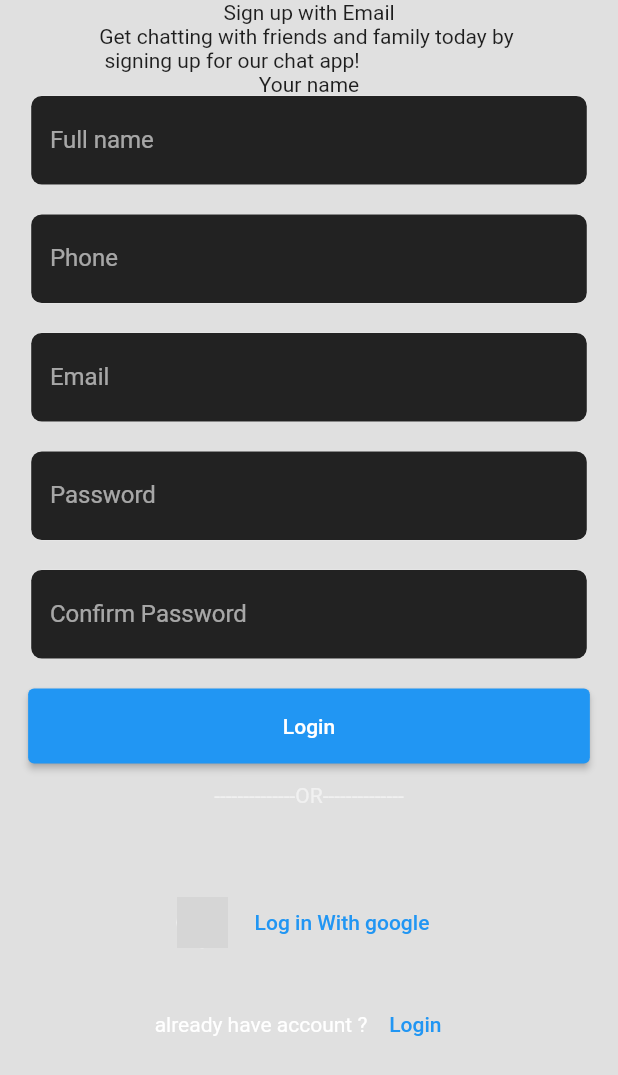
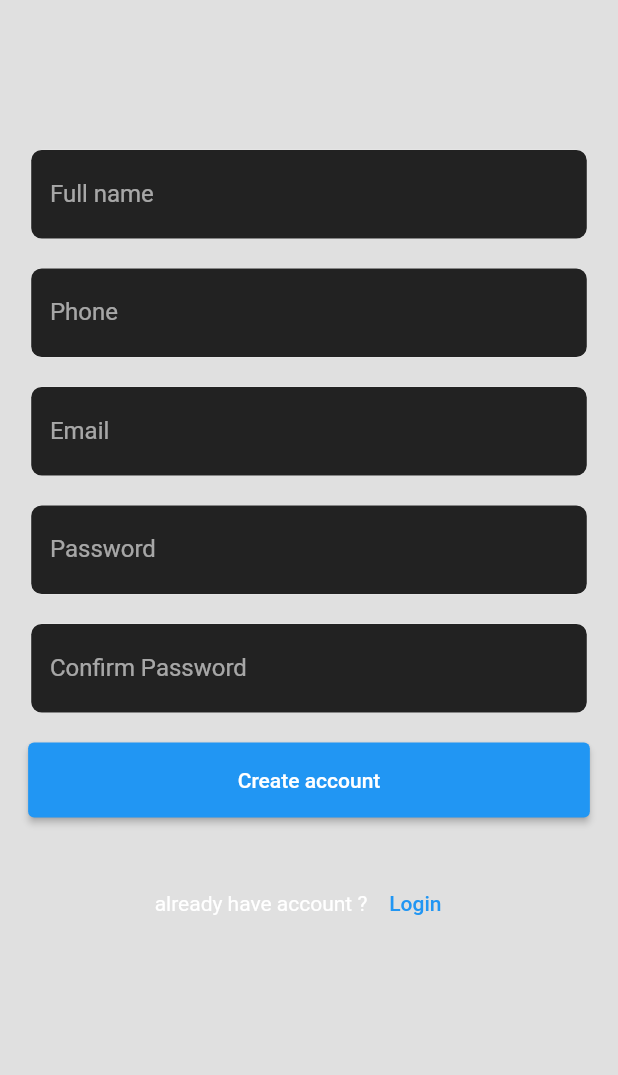
Before and after one commit to akhilbabu759/Comieo_Ecomerce, a Flutter app: the screen it shows after launch, after a tap on "sign up", on a phone screen of 412 x 824 dp. Shown: the top 1075 px of the screen. Run offline on Flutter 3.47's test engine with Material 2 defaults, Android fonts, the phone set to English and light mode, and no system bars; our stand-ins replace dio, flutter_otp_text_field, flutter_secure_storage, get; Roboto replaces fonts that are missing (Teko); grey boxes are pictures that could not be loaded.

```diff
--- a/lib/common/api_baseurl.dart
+++ b/lib/common/api_baseurl.dart
@@ -1,3 +1,3 @@
 class ApiBaseUrl{
-  String baseurl ='http://172.16.6.37:5000';
+  String baseurl ='http://172.16.6.37:5000/';
 }
--- a/lib/common/api_endsurl.dart
+++ b/lib/common/api_endsurl.dart
@@ -1,5 +1,6 @@
 class ApiEndsUrl{
   String sgnup ='/api/v1/auth/signup';
   String verifyOtp='api/v1/auth/otp';
+  String refresh = '/api/v1/auth/refresh';
 
 }
--- a/lib/core/text_style.dart
+++ b/lib/core/text_style.dart
@@ -1,4 +1,4 @@
-import 'dart:ui';
+
 
 import 'package:flutter/material.dart';
 
--- a/lib/main.dart
+++ b/lib/main.dart
@@ -28,14 +28,14 @@ class MyApp extends StatelessWidget {
         // is not restarted.
         primarySwatch: Colors.blue,
       ),
-      home:  MyHomePage(title: ''),
+      home:   MyHomePage(title: ''),
     );
   }
 }
 
 class MyHomePage extends StatelessWidget {
-  const MyHomePage({super.key, required this.title});
-  final title;
+   MyHomePage({super.key, required this.title});
+  late String title;
 @override
  Widget build(BuildContext context) {
     return GetMaterialApp(
--- a/lib/screen/auth/sign_in/view/form/login_form.dart
+++ b/lib/screen/auth/sign_in/view/form/login_form.dart
@@ -1,7 +1,7 @@
 import 'package:flutter/material.dart';
 
 class LoginFrom extends StatelessWidget {
-  const LoginFrom({
+   LoginFrom({
     Key? key,
     required this.width,
     required this.emailController,
@@ -9,24 +9,24 @@ class LoginFrom extends StatelessWidget {
     required this.height,
   }) : super(key: key);
 
-  final  width;
+  late double  width;
   final TextEditingController emailController;
   final TextEditingController passwordController;
-  final  height;
+  late double  height;
 
   @override
   Widget build(BuildContext context) {
     return Form(
         child: Column(
       children: [
-        Text('Your email'),
+        const Text('Your email'),
          Padding(
             padding: EdgeInsets.only(left:width*0.05,right: width*0.05),
             child: Container(
                 decoration: BoxDecoration(
-                  color: Color.fromARGB(255, 34, 34, 34),
-                  borderRadius: new BorderRadius.circular(7.0),
-                  boxShadow:[ BoxShadow(spreadRadius: 0.2,
+                  color: const Color.fromARGB(255, 34, 34, 34),
+                  borderRadius: BorderRadius.circular(7.0),
+                  boxShadow:const[ BoxShadow(spreadRadius: 0.2,
                     color: Colors.white54)]
                 ),
                 child: Padding(
@@ -41,9 +41,9 @@ class LoginFrom extends StatelessWidget {
             padding: EdgeInsets.only(left:width*0.05,right: width*0.05),
             child: Container(
                 decoration: BoxDecoration(
-                  color: Color.fromARGB(255, 34, 34, 34),
-                  borderRadius: new BorderRadius.circular(7.0),
-                  boxShadow:[ BoxShadow(spreadRadius: 0.2,
+                  color: const Color.fromARGB(255, 34, 34, 34),
+                  borderRadius:  BorderRadius.circular(7.0),
+                  boxShadow:const[ BoxShadow(spreadRadius: 0.2,
                     color: Colors.white54)]
                 ),
                 child: Padding(
@@ -57,7 +57,7 @@ class LoginFrom extends StatelessWidget {
                     Row(mainAxisAlignment: MainAxisAlignment.end,
                       children: [TextButton(onPressed: () {
 
-                    }, child: Text('forgot password?'))],),
+                    }, child: const Text('forgot password?'))],),
 
                     SizedBox(width: width*0.9,
                       child: ElevatedButton(
@@ -67,10 +67,10 @@ class LoginFrom extends StatelessWidget {
       ),
                         onPressed: () {
 
-                      },child:Text('Login') ),
+                      },child:const Text('Login') ),
                     ),
                     SizedBox(height: height*0.04,),
-                    Text('--------------OR--------------',style: TextStyle(color: Colors.white54),)
+                    const Text('--------------OR--------------',style: TextStyle(color: Colors.white54),)
         // TextButton(onPressed:() {
         //   log('kk');
         //   log(emailController.text);
--- a/lib/screen/auth/sign_in/view/signin.dart
+++ b/lib/screen/auth/sign_in/view/signin.dart
@@ -1,12 +1,10 @@
-import 'dart:developer';
-import 'dart:ui';
+
 
 import 'package:ecomerce/core/constent.dart';
 import 'package:ecomerce/core/text_style.dart';
 import 'package:ecomerce/screen/auth/signup/view/signup.dart';
 import 'package:flutter/material.dart';
-import 'package:flutter/src/widgets/container.dart';
-import 'package:flutter/src/widgets/framework.dart';
+
 import 'package:get/get.dart';
 
 import 'form/login_form.dart';
@@ -45,30 +43,30 @@ class SigninPage extends StatelessWidget {
 
           LoginFrom(width: width, emailController: emailController, passwordController: passwordController, height: height),
 
-          Text('________or_______'),
-           Row(
-            mainAxisAlignment: MainAxisAlignment.center,
-            children: [
-              CircleAvatar(minRadius: 17,
-                backgroundColor: colorWhite,
-                backgroundImage: NetworkImage(
-                    'https://upload.wikimedia.org/wikipedia/commons/thumb/5/53/Google_%22G%22_Logo.svg/1200px-Google_%22G%22_Logo.svg.png'),
-              ),SizedBox(width: 10,),
-              TextButton(onPressed: () {
+          const Text('________or_______'),
+          //  Row(
+          //   mainAxisAlignment: MainAxisAlignment.center,
+          //   children: [
+          //     const CircleAvatar(minRadius: 17,
+          //       backgroundColor: colorWhite,
+          //       backgroundImage: NetworkImage(
+          //           'https://upload.wikimedia.org/wikipedia/commons/thumb/5/53/Google_%22G%22_Logo.svg/1200px-Google_%22G%22_Logo.svg.png'),
+          //     ),const SizedBox(width: 10,),
+          //     TextButton(onPressed: () {
 
-              }, child: Text('Log in With google'))
-            ],
-          ),
+          //     }, child: const Text('Log in With google'))
+          //   ],
+          // ),
           SizedBox(height: height*0.03,),
 
           Row(
             mainAxisAlignment: MainAxisAlignment.center,
-            children: [Text("Don't have account ?",style: TextStyle(color: colorWhite),),
+            children: [const Text("Don't have account ?",style: TextStyle(color: colorWhite),),
               TextButton(onPressed:() {
                 // Navigator.of(context).push(MaterialPageRoute(builder: (context) => SignupPage(), ));
                 Get.to(SignupPage());
 
-              }, child: Text('sign up')),
+              }, child: const Text('sign up')),
             ],
           ),
 
--- a/lib/screen/auth/signup/view/signup.dart
+++ b/lib/screen/auth/signup/view/signup.dart
@@ -11,9 +11,9 @@ import 'signup_form/signup_form.dart';
 class SignupPage extends StatelessWidget {
    SignupPage({super.key});
 
-var size;
-var height;
-var width;
+late Size size;
+late double height;
+late double width;
  var emailController = TextEditingController();
  var nameController = TextEditingController();
 
@@ -24,32 +24,22 @@ var width;
     height = size.height;
     width = size.width;
     return Scaffold(backgroundColor: backgroundColorBlack,
-      body: SafeArea(child: Column(
+    resizeToAvoidBottomInset: false,
+      body: SingleChildScrollView(
+        child: SafeArea(child: Column(mainAxisAlignment: MainAxisAlignment.center,
           children: [
-          Text('Sign up with Email',style: TextStyle(fontFamily: 'Teko'),),
-          Text('Get chatting with friends and family today by \n signing up for our chat app! '),
-          Text('Your name'),
-             SignupFrom(emailController: emailController,passwordController: passwordController,height:height*0.4,width: width*1.01, ),
+           SizedBox(height: 100,),
+
+            // Text('Sign up with Email',style: TextStyle(fontFamily: 'Teko'),),
+            // Text('Get chatting with friends and family today by \n signing up for our chat app! '),
+            // Text('Your name'),
+
+               SignupFrom(height:height*0.4,width: width*1.01, ),
                textFieldGap,
-             Padding(
-               padding:  EdgeInsets.only(top:height*0.04),
-               child: Row(
-            mainAxisAlignment: MainAxisAlignment.center,
-            children: [
-                CircleAvatar(minRadius: 17,
-                  backgroundColor: colorWhite,
-                  backgroundImage: NetworkImage(
-                      'https://upload.wikimedia.org/wikipedia/commons/thumb/5/53/Google_%22G%22_Logo.svg/1200px-Google_%22G%22_Logo.svg.png'),
-                ),SizedBox(width: 10,),
-                TextButton(onPressed: () {
 
-                }, child: Text('Log in With google'))
-            ],
-          ),
-             ),textFieldGap,
                Row(mainAxisAlignment: MainAxisAlignment.center,
                  children: [
-                 Text('already have account ?',style: TextStyle(color:colorWhite ),),
+                   const Text('already have account ?',style: TextStyle(color:colorWhite ),),
                    TextButton(onPressed:() {
                     Get.back();
                   log(nameController.text);
@@ -70,6 +60,7 @@ var width;
 
           ],
         )),
+      ),
     );
   }
 }
--- a/lib/screen/auth/signup/view/signup_form/signup_form.dart
+++ b/lib/screen/auth/signup/view/signup_form/signup_form.dart
@@ -1,123 +1,182 @@
+import 'dart:developer';
+
 import 'package:ecomerce/core/constent.dart';
+import 'package:ecomerce/core/text_style.dart';
+import 'package:ecomerce/screen/auth/signup/controller/controller.dart';
 import 'package:flutter/material.dart';
+import 'package:get/get.dart';
+import 'package:get/get_core/get_core.dart';
 
 class SignupFrom extends StatelessWidget {
   SignupFrom({
     Key? key,
     required this.width,
-    required this.emailController,
-    required this.passwordController,
+    // required this.emailController,
+    // required this.passwordController,
     required this.height,
   }) : super(key: key);
 
-  late num  width;
-  final TextEditingController emailController;
-  final TextEditingController passwordController;
+  late num width;
+  // final TextEditingController emailController;
+  // final TextEditingController passwordController;
   late num height;
+   final formGlobalKey = GlobalKey<FormState>();
+  final signupController = Get.put(SignupController());
 
   @override
   Widget build(BuildContext context) {
-    return Form(
+    return GetBuilder<SignupController>(
+      builder: (controller) {
+        return Form(key: formGlobalKey,
             child: Column(
-      children: [ Padding(
-            padding: EdgeInsets.only(left:width*0.05,right: width*0.05),
+          children: [
+            Padding(
+                padding: EdgeInsets.only(left: width * 0.05, right: width * 0.05),
                 child: Container(
                     decoration: BoxDecoration(
-                  color: Color.fromARGB(255, 34, 34, 34),
-                  borderRadius: new BorderRadius.circular(7.0),
-                  boxShadow:[ BoxShadow(spreadRadius: 0.2,
-                    color: Colors.white54)]
+                        color: const Color.fromARGB(255, 34, 34, 34),
+                        borderRadius:  BorderRadius.circular(7.0),
+                        boxShadow:const [
+                          BoxShadow(spreadRadius: 0.2, color: Colors.white54)
+                        ]),
+                    child: Padding(
+                        padding: EdgeInsets.only(
+                          left: width * 0.03,
+                          right: width * 0.03,
                         ),
-                child: Padding(
-                    padding:  EdgeInsets.only(left: width*0.03, right: width*0.03,),
-                    child: TextFormField(controller: emailController,
+                        child: TextFormField(
+                          validator:(value) =>  signupController.nameValidation(value),
+                            style: const TextStyle(color: colorWhite),
+                            controller: signupController.usernameController,
                             decoration: const InputDecoration(
                                 border: InputBorder.none,
-                      labelText: 'Full name',labelStyle: TextStyle(color: Colors.white60)
-                    ))))),textFieldGap,
+                                labelText: 'Full name',
+                                labelStyle: TextStyle(color: Colors.white60)))))),
+            textFieldGap,
             Padding(
-            padding: EdgeInsets.only(left:width*0.05,right: width*0.05),
+                padding: EdgeInsets.only(left: width * 0.05, right: width * 0.05),
                 child: Container(
                     decoration: BoxDecoration(
-                  color: Color.fromARGB(255, 34, 34, 34),
-                  borderRadius: new BorderRadius.circular(7.0),
-                  boxShadow:[ BoxShadow(spreadRadius: 0.2,
-                    color: Colors.white54)]
+                        color: const Color.fromARGB(255, 34, 34, 34),
+                        borderRadius:  BorderRadius.circular(7.0),
+                        boxShadow:const [
+                          BoxShadow(spreadRadius: 0.2, color: Colors.white54)
+                        ]),
+                    child: Padding(
+                        padding: EdgeInsets.only(
+                          left: width * 0.03,
+                          right: width * 0.03,
                         ),
-                child: Padding(
-                    padding:  EdgeInsets.only(left: width*0.03, right: width*0.03,),
-                    child: TextFormField(controller: emailController,
+                        child: TextFormField(
+                          validator: ((value) =>
+                        signupController.mobileValdation(value)),
+                          keyboardType: TextInputType.number,
+                            style: const TextStyle(color: colorWhite),
+                            controller: signupController.phoneController,
                             decoration: const InputDecoration(
                                 border: InputBorder.none,
-                      labelText: 'Phone',labelStyle: TextStyle(color: Colors.white60)
-                    ))))),textFieldGap,
+                                labelText: 'Phone',
+                                labelStyle: TextStyle(color: Colors.white60)))))),
+            textFieldGap,
 
             Padding(
-            padding: EdgeInsets.only(left:width*0.05,right: width*0.05),
+                padding: EdgeInsets.only(left: width * 0.05, right: width * 0.05),
                 child: Container(
                     decoration: BoxDecoration(
-                  color: Color.fromARGB(255, 34, 34, 34),
-                  borderRadius: new BorderRadius.circular(7.0),
-                  boxShadow:[ BoxShadow(spreadRadius: 0.2,
-                    color: Colors.white54)]
+                        color: const Color.fromARGB(255, 34, 34, 34),
+                        borderRadius:  BorderRadius.circular(7.0),
+                        boxShadow:const [
+                          BoxShadow(spreadRadius: 0.2, color: Colors.white54)
+                        ]),
+                    child: Padding(
+                        padding: EdgeInsets.only(
+                          left: width * 0.03,
+                          right: width * 0.03,
                         ),
-                child: Padding(
-                    padding:  EdgeInsets.only(left: width*0.03, right: width*0.03,),
-                    child: TextFormField(controller: emailController,
+                        child: TextFormField(validator: ((value) =>
+                        signupController.emailValdation(value)),
+                           keyboardType: TextInputType.emailAddress,
+                            style: const TextStyle(color: colorWhite),
+                            controller: signupController.emailController,
                             decoration: const InputDecoration(
                                 border: InputBorder.none,
-                      labelText: 'Email',labelStyle: TextStyle(color: Colors.white60)
-                    ))))),textFieldGap,
+                                labelText: 'Email',
+                                labelStyle: TextStyle(color: Colors.white60)))))),
+            textFieldGap,
 
             Padding(
-            padding: EdgeInsets.only(left:width*0.05,right: width*0.05),
+                padding: EdgeInsets.only(left: width * 0.05, right: width * 0.05),
                 child: Container(
                     decoration: BoxDecoration(
-                  color: Color.fromARGB(255, 34, 34, 34),
-                  borderRadius: new BorderRadius.circular(7.0),
-                  boxShadow:[ BoxShadow(spreadRadius: 0.2,
-                    color: Colors.white54)]
+                        color: const Color.fromARGB(255, 34, 34, 34),
+                        borderRadius:  BorderRadius.circular(7.0),
+                        boxShadow:const [
+                          BoxShadow(spreadRadius: 0.2, color: Colors.white54)
+                        ]),
+                    child: Padding(
+                        padding: EdgeInsets.only(
+                          left: width * 0.03,
+                          right: width * 0.03,
                         ),
-                child: Padding(
-                    padding:  EdgeInsets.only(left: width*0.03, right:width*0.03, ),
-                    child: TextFormField(controller: passwordController,
+                        child: TextFormField(validator: ((value) =>
+                        signupController.passwordValdation(value)),
+                          style: const TextStyle(color: colorWhite),
+                            controller: signupController.passwordController,
                             decoration: const InputDecoration(
                                 border: InputBorder.none,
-
-                      labelText: 'Password',labelStyle: TextStyle(color: Colors.white60)
-                    ))))),textFieldGap,
+                                labelText: 'Password',
+                                labelStyle: TextStyle(color: Colors.white60)))))),
+            textFieldGap,
             Padding(
-            padding: EdgeInsets.only(left:width*0.05,right: width*0.05),
+                padding: EdgeInsets.only(left: width * 0.05, right: width * 0.05),
                 child: Container(
                     decoration: BoxDecoration(
-                  color: Color.fromARGB(255, 34, 34, 34),
-                  borderRadius: new BorderRadius.circular(7.0),
-                  boxShadow:[ BoxShadow(spreadRadius: 0.2,
-                    color: Colors.white54)]
+                        color: const Color.fromARGB(255, 34, 34, 34),
+                        borderRadius:  BorderRadius.circular(7.0),
+                        boxShadow:const [
+                          BoxShadow(spreadRadius: 0.2, color: Colors.white54)
+                        ]),
+                    child: Padding(
+                        padding: EdgeInsets.only(
+                          left: width * 0.03,
+                          right: width * 0.03,
                         ),
-                child: Padding(
-                    padding:  EdgeInsets.only(left: width*0.03, right:width*0.03, ),
-                    child: TextFormField(controller: passwordController,
+                        child: TextFormField(validator: ((value) =>
+                        signupController.confirmpasswordValdation(value)),
+                          style: const TextStyle(color: colorWhite),
+                            controller:
+                                signupController.conformpasswordController,
                             decoration: const InputDecoration(
                                 border: InputBorder.none,
+                                labelText: 'Confirm Password',
+                                labelStyle: TextStyle(color: Colors.white60)))))),
+            textFieldGap,
 
-                      labelText: 'Confirm Password',labelStyle: TextStyle(color: Colors.white60)
-                    ))))),textFieldGap,
-
-
-
-                    SizedBox(width: width*0.9,
+            SizedBox(
+              width: width * 0.9,
               child: ElevatedButton(
                   style: ElevatedButton.styleFrom(
-
                     minimumSize: const Size.fromHeight(50),
                   ),
                   onPressed: () {
 
-                      },child:Text('Login') ),
+                    log('before');
+                    log(SignupController().usernameController.value.toString());
+                     log(SignupController().emailController.text);
+                      log(SignupController().phoneController.text);
+                       log(SignupController().passwordController.text);
+
+                    if (formGlobalKey.currentState!.validate()) {
+                        formGlobalKey.currentState!.save();
+                        signupController.addUser(context);
+                      }
+                  },
+                  child: const Text('Create account')),
             ),
-                    SizedBox(height: height*0.04,),
-                    Text('--------------OR--------------',style: TextStyle(color: Colors.white54),)
+            SizedBox(
+              height: height * 0.04,
+            ),
+
             // TextButton(onPressed:() {
             //   log('kk');
             //   log(emailController.text);
@@ -127,4 +186,6 @@ class SignupFrom extends StatelessWidget {
           ],
         ));
       }
+    );
   }
+}
--- a/lib/util/dio_exception/error_popup/snack_bar.dart
+++ b/lib/util/dio_exception/error_popup/snack_bar.dart
@@ -1,4 +1,4 @@
-import 'dart:ui';
+
 
 import 'package:ecomerce/core/text_style.dart';
 import 'package:flutter/material.dart';
--- a/pubspec.yaml
+++ b/pubspec.yaml
@@ -39,6 +39,7 @@ dependencies:
   dio: ^4.0.6
   get: ^4.6.5
   flutter_secure_storage: ^7.0.1
+  flutter_otp_text_field: ^1.1.1
 
 dev_dependencies:
   flutter_test:
```
Also changed, not shown: lib/screen/auth/otp/otp_screen.dart (+4 -5 lines), lib/screen/auth/signup/controller/controller.dart (+94 -3 lines), lib/screen/auth/signup/controller/register_verification_otp/controller.dart (+13 -10 lines), lib/screen/auth/verification_code_screen/view/verification.dart (added, +147 -0 lines), lib/screen/home/home.dart (added, +13 -0 lines), lib/util/dio_interceptor/dio_interceptor.dart (added, +79 -0 lines), pubspec.lock, 1 other file. Lines whose indentation alone changed are shown as unchanged.
